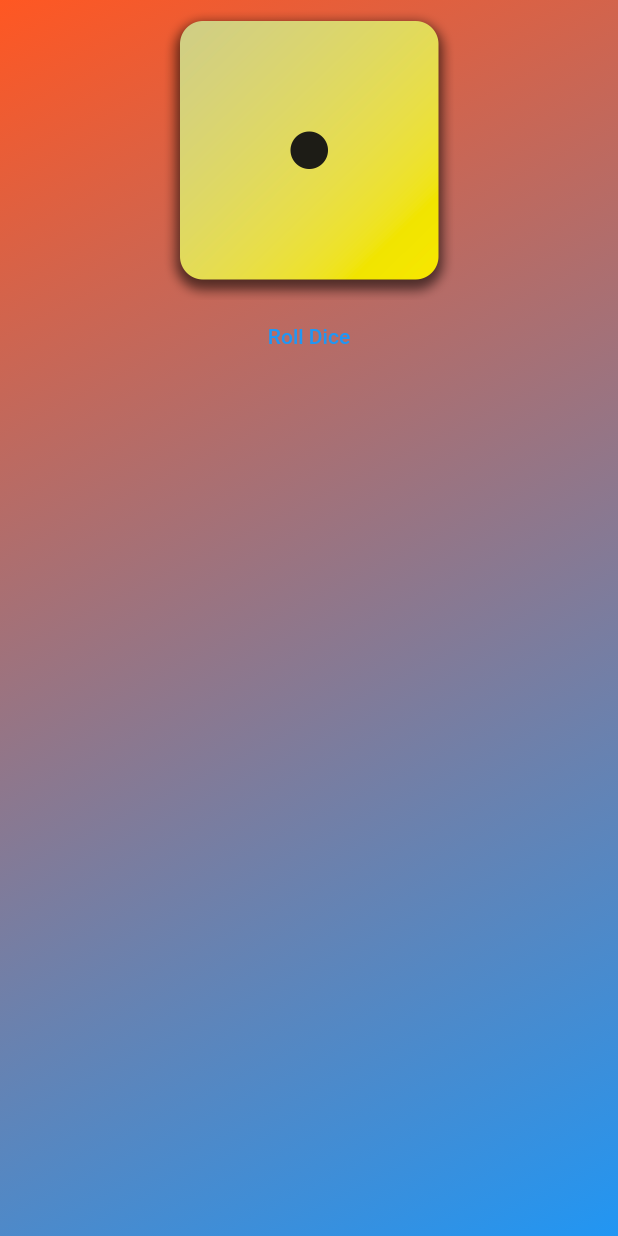
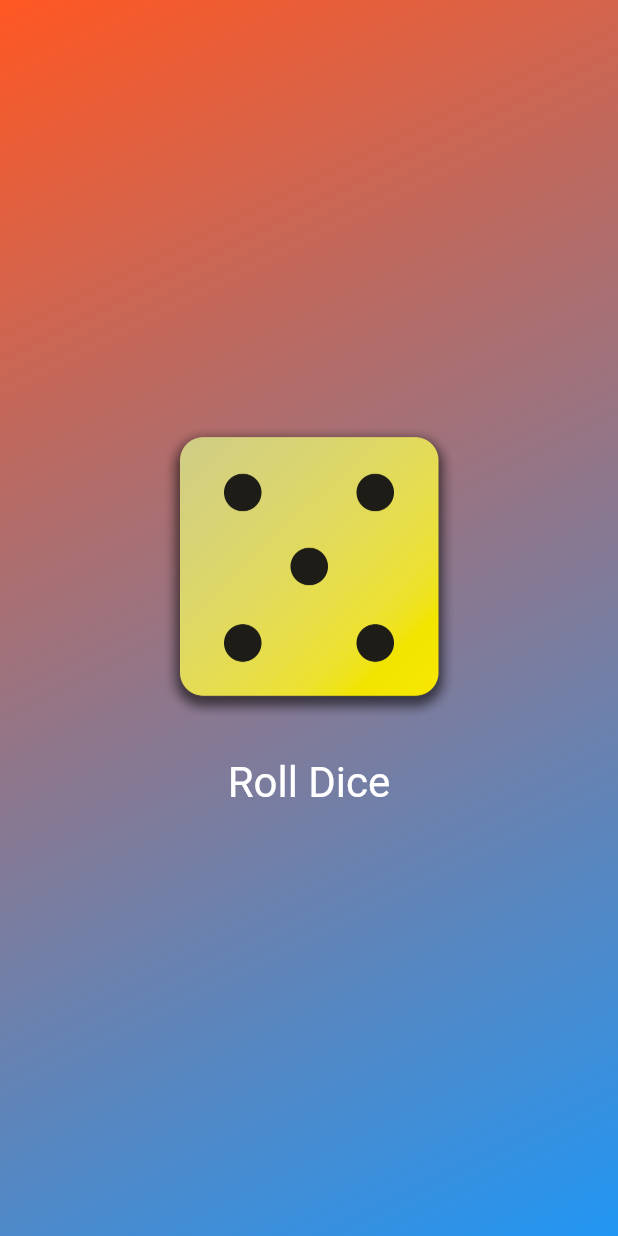
Before and after one commit to choilc/flutter-roll_dice_app, a Flutter app: the screen it shows after launch, after a tap on "Roll Dice", on a phone screen of 412 x 824 dp. Run offline on Flutter 3.47's test engine with Material 2 defaults, Android fonts, the phone set to English and light mode, and no system bars.

Commit message:
random dice

```diff
--- /dev/null
+++ b/lib/dice_roller.dart
@@ -0,0 +1,49 @@
+import 'dart:math';
+
+import 'package:flutter/material.dart';
+
+final randomizer = Random();
+
+class DiceRoller extends StatefulWidget {
+  const DiceRoller({super.key});
+
+  @override
+  State<DiceRoller> createState() => _DiceRollerState();
+}
+
+class _DiceRollerState extends State<DiceRoller> {
+  var currentDiceRoll = 2;
+
+  void rollDice() {
+    setState(() {
+      currentDiceRoll = randomizer.nextInt(6) + 1; // 1 to 6
+    });
+  }
+
+  @override
+  Widget build(BuildContext context) {
+    return Center(
+      child: Column(
+        mainAxisSize: MainAxisSize.min,
+        children: [
+          Image.asset(
+            'assets/images/dice-$currentDiceRoll.png',
+            width: 200,
+          ),
+          const SizedBox(
+            height: 20,
+          ),
+          TextButton(
+            onPressed: rollDice,
+            style: TextButton.styleFrom(
+                foregroundColor: Colors.white,
+                textStyle: const TextStyle(
+                  fontSize: 28,
+                )),
+            child: const Text('Roll Dice'),
+          )
+        ],
+      ),
+    );
+  }
+}
--- a/lib/gradient_container.dart
+++ b/lib/gradient_container.dart
@@ -1,5 +1,5 @@
 import 'package:flutter/material.dart';
-import 'package:roll_dice_app/styled_text.dart';
+import 'package:roll_dice_app/dice_roller.dart';
 
 const startAlignment = Alignment.topLeft;
 const endAlignment = Alignment.bottomRight;
@@ -24,22 +24,7 @@ class GradientContainer extends StatelessWidget {
           end: endAlignment,
         ),
       ),
-      child: Center(
-        child: Column(
-          children: [
-            Image.asset(
-              'assets/images/dice-1.png',
-              width: 200,
-            ),
-            TextButton(
-              onPressed: () {
-                print('aa');
-              },
-              child: const Text('Roll Dice'),
-            )
-          ],
-        ),
-      ),
+      child: const DiceRoller(),
     );
   }
 }
```
